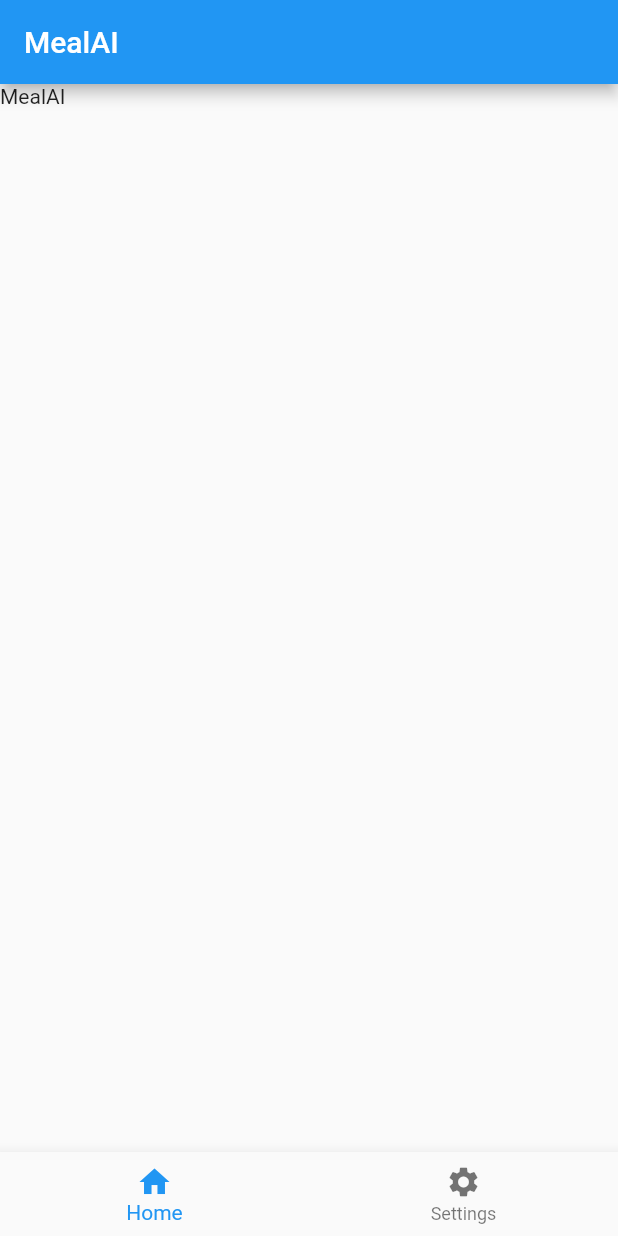
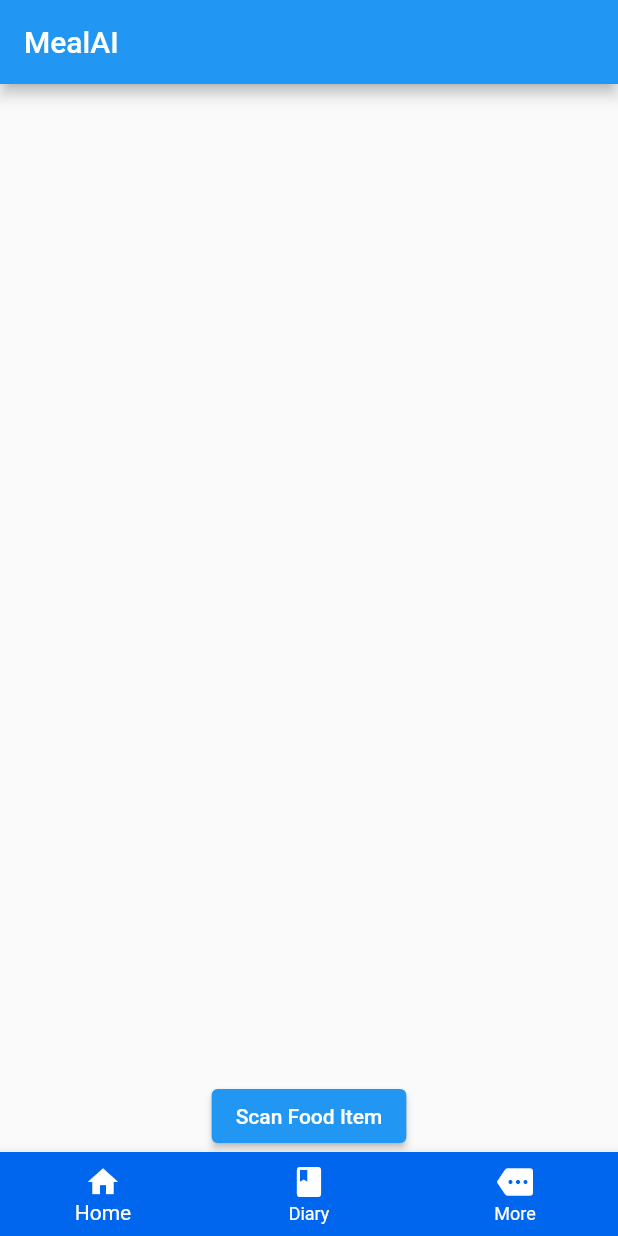
Before and after one commit to mattsegura/mealai, a Flutter app: the screen it shows after launch, on a phone screen of 412 x 824 dp. Run offline on Flutter 3.47's test engine with Material 2 defaults, Android fonts, the phone set to English and light mode, and no system bars; missing offline and left inert: mobile_scanner.

Commit message:
added qr scanning

```diff
--- a/lib/main.dart
+++ b/lib/main.dart
@@ -1,28 +1,70 @@
 import 'package:flutter/material.dart';
+import 'second_page.dart';
 
 void main() {
-  runApp(const MyApp());
+  runApp(MyApp());
 }
 
-class MyApp extends StatelessWidget {
-  const MyApp({super.key});
+class MyApp extends StatefulWidget {
+  MyApp({super.key});
+
+  @override
+  State<MyApp> createState() => _MyAppState();
+}
+
+class _MyAppState extends State<MyApp> {
+  String buttonName = 'Click';
+  int currentIndex = 0;
+  @override
+  Widget build(BuildContext context) {
+    return const MaterialApp(
+      debugShowCheckedModeBanner: false,
+      home: FirstPage(),
+    );
+  }
+}
+
+class FirstPage extends StatelessWidget {
+  const FirstPage({super.key});
 
   @override
   Widget build(BuildContext context) {
-    return MaterialApp(
-      debugShowCheckedModeBanner: false,
-      home: Scaffold(
+    return Scaffold(
       appBar: AppBar(
         title: const Text("MealAI"),
       ),
-        body: const Text('MealAI'),
+      body: Column(
+        mainAxisAlignment: MainAxisAlignment.end,
+        children: [
+          Center(
+            child: ElevatedButton(
+              onPressed: () {
+                // adding new page
+                Navigator.of(context).push(
+                  MaterialPageRoute(
+                    builder: (BuildContext context) {
+                      return const SecondPage();
+                    },
+                  ),
+                );
+              },
+              child: const Text('Scan Food Item'),
+            ),
+          ),
+        ],
+      ),
       bottomNavigationBar: BottomNavigationBar(
+        currentIndex: 0,
+        backgroundColor: Color(0xFF0066EE),
+        selectedItemColor:
+            Colors.white, // set the color of the selected icon and label
+        unselectedItemColor:
+            Colors.white, // set the color of the unselected icon and label
         items: const [
           BottomNavigationBarItem(label: 'Home', icon: Icon(Icons.home)),
-            BottomNavigationBarItem(
-                label: 'Settings', icon: Icon(Icons.settings))
+          BottomNavigationBarItem(label: 'Diary', icon: Icon(Icons.book)),
+          BottomNavigationBarItem(label: 'More', icon: Icon(Icons.more))
         ],
-        ),
       ),
     );
   }
```
Also changed, not shown: lib/second_page.dart (added, +52 -0 lines), pubspec.yaml (+24 -6 lines), images/R.jpeg (added), images/icons8-bread-50.png (added), pubspec.lock, 58 other files. Lines whose indentation alone changed are shown as unchanged.
